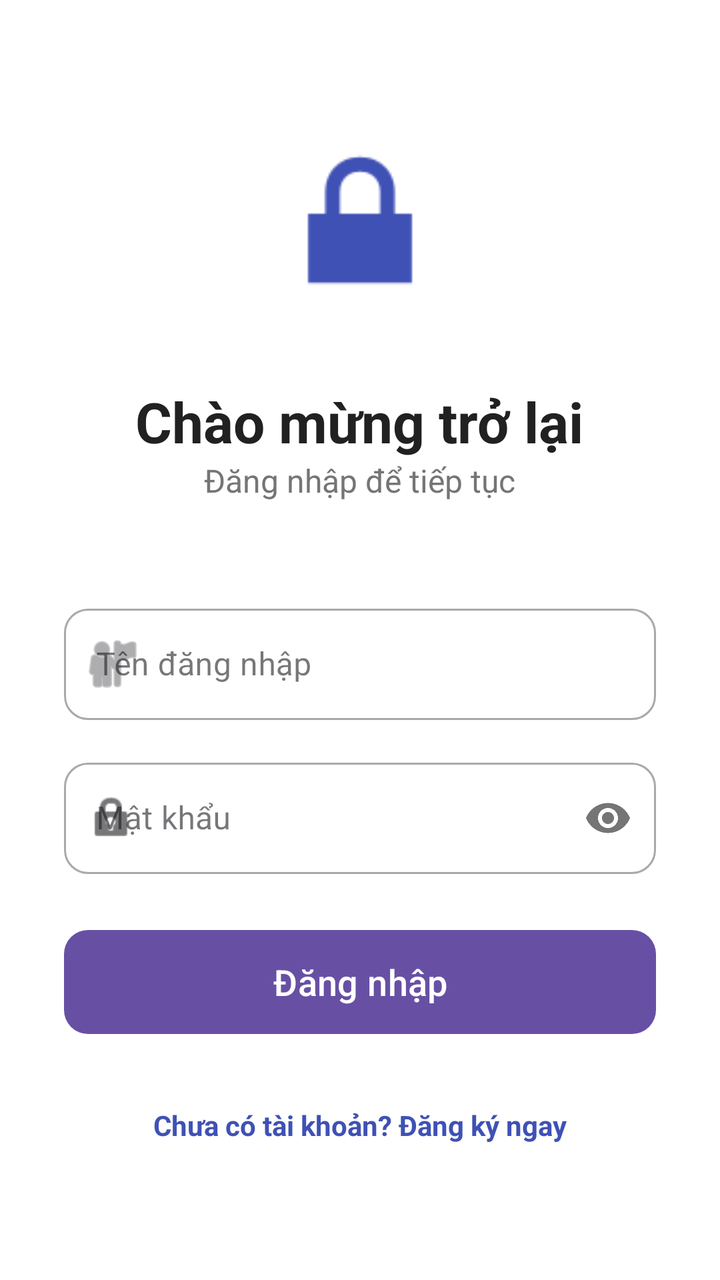
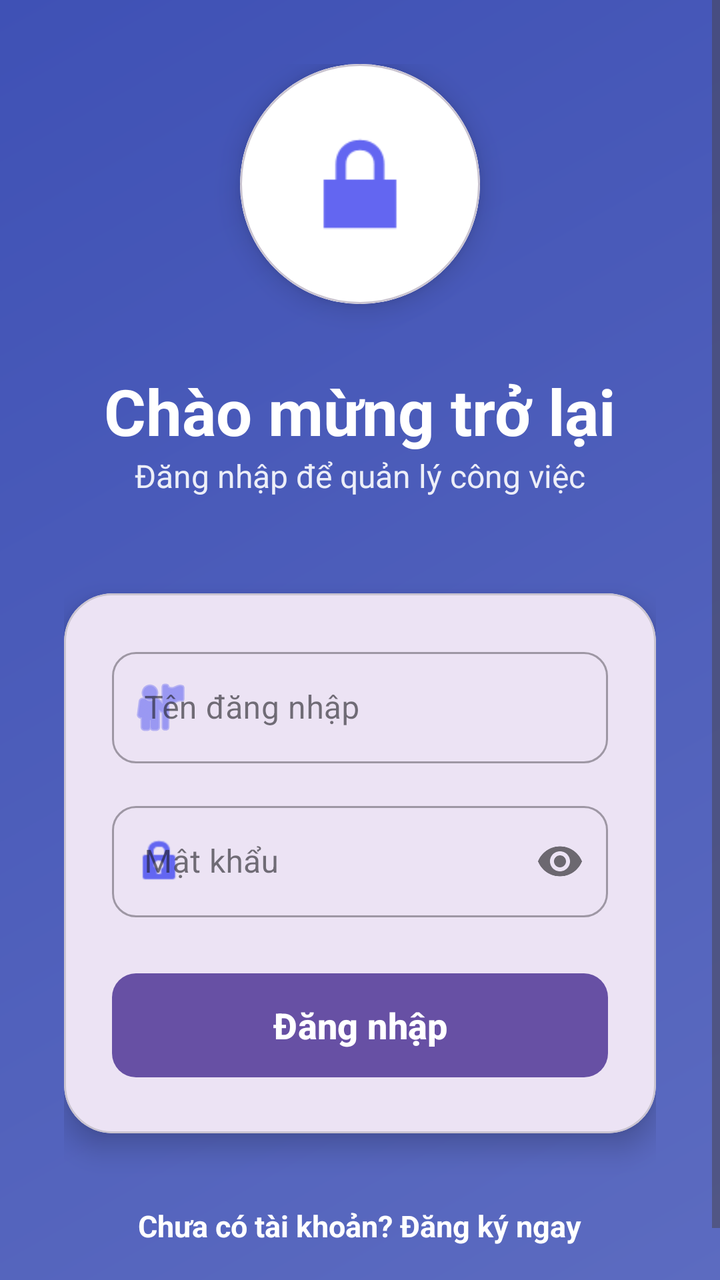

Two renders of the same Android screen: before a commit and after it. Below are the layout's source before the change and the commit's diff.
<!-- AndroidManifest.xml: application theme Theme.BTL -->
<!-- res/layout/activity_login.xml -->
<?xml version="1.0" encoding="utf-8"?>
<LinearLayout xmlns:android="http://schemas.android.com/apk/res/android"
    xmlns:app="http://schemas.android.com/apk/res-auto"
    android:layout_width="match_parent"
    android:layout_height="match_parent"
    android:background="#FFFFFF"
    android:gravity="center"
    android:orientation="vertical"
    android:padding="32dp">

    <ImageView
        android:layout_width="100dp"
        android:layout_height="100dp"
        android:layout_marginBottom="32dp"
        android:src="@android:drawable/ic_lock_lock"
        app:tint="#3F51B5" />

    <TextView
        android:layout_width="wrap_content"
        android:layout_height="wrap_content"
        android:text="Chào mừng trở lại"
        android:textColor="#212121"
        android:textSize="28sp"
        android:textStyle="bold" />

    <TextView
        android:layout_width="wrap_content"
        android:layout_height="wrap_content"
        android:layout_marginBottom="48dp"
        android:text="Đăng nhập để tiếp tục"
        android:textColor="#757575"
        android:textSize="16sp" />

    <com.google.android.material.textfield.TextInputLayout
        style="@style/Widget.MaterialComponents.TextInputLayout.OutlinedBox"
        android:layout_width="match_parent"
        android:layout_height="wrap_content"
        android:layout_marginBottom="16dp"
        android:hint="Tên đăng nhập"
        app:boxCornerRadiusBottomEnd="12dp"
        app:boxCornerRadiusBottomStart="12dp"
        app:boxCornerRadiusTopEnd="12dp"
        app:boxCornerRadiusTopStart="12dp"
        app:startIconDrawable="@android:drawable/ic_menu_myplaces">

        <com.google.android.material.textfield.TextInputEditText
            android:id="@+id/etUsername"
            android:layout_width="match_parent"
            android:layout_height="wrap_content"
            android:inputType="text" />
    </com.google.android.material.textfield.TextInputLayout>

    <com.google.android.material.textfield.TextInputLayout
        style="@style/Widget.MaterialComponents.TextInputLayout.OutlinedBox"
        android:layout_width="match_parent"
        android:layout_height="wrap_content"
        android:layout_marginBottom="24dp"
        android:hint="Mật khẩu"
        app:boxCornerRadiusBottomEnd="12dp"
        app:boxCornerRadiusBottomStart="12dp"
        app:boxCornerRadiusTopEnd="12dp"
        app:boxCornerRadiusTopStart="12dp"
        app:passwordToggleEnabled="true"
        app:startIconDrawable="@android:drawable/ic_lock_idle_lock">

        <com.google.android.material.textfield.TextInputEditText
            android:id="@+id/etPassword"
            android:layout_width="match_parent"
            android:layout_height="wrap_content"
            android:inputType="textPassword" />
    </com.google.android.material.textfield.TextInputLayout>

    <com.google.android.material.button.MaterialButton
        android:id="@+id/btnLogin"
        android:layout_width="match_parent"
        android:layout_height="60dp"
        android:text="Đăng nhập"
        android:textAllCaps="false"
        android:textSize="18sp"
        app:cornerRadius="12dp" />

    <TextView
        android:id="@+id/tvRegister"
        android:layout_width="wrap_content"
        android:layout_height="wrap_content"
        android:layout_marginTop="24dp"
        android:padding="8dp"
        android:text="Chưa có tài khoản? Đăng ký ngay"
        android:textColor="#3F51B5"
        android:textSize="14sp"
        android:textStyle="bold" />

</LinearLayout>
<!-- resources referenced by this layout -->
<resources>
  <style name="Theme.BTL" parent="Base.Theme.BTL" />
  <style name="Base.Theme.BTL" parent="Theme.Material3.DayNight.NoActionBar">
          
          
      </style>
</resources>

<!-- the commit's change to res/layout/activity_login.xml (unified diff, before → after) -->
@@ -1,93 +1,135 @@
 <?xml version="1.0" encoding="utf-8"?>
-<LinearLayout xmlns:android="http://schemas.android.com/apk/res/android"
+<ScrollView xmlns:android="http://schemas.android.com/apk/res/android"
     xmlns:app="http://schemas.android.com/apk/res-auto"
     android:layout_width="match_parent"
     android:layout_height="match_parent"
-    android:background="#FFFFFF"
-    android:gravity="center"
-    android:orientation="vertical"
-    android:padding="32dp">
+    android:background="@drawable/gradient_background"
+    android:fillViewport="true">
 
-    <ImageView
-        android:layout_width="100dp"
-        android:layout_height="100dp"
-        android:layout_marginBottom="32dp"
-        android:src="@android:drawable/ic_lock_lock"
-        app:tint="#3F51B5" />
-
-    <TextView
-        android:layout_width="wrap_content"
-        android:layout_height="wrap_content"
-        android:text="Chào mừng trở lại"
-        android:textColor="#212121"
-        android:textSize="28sp"
-        android:textStyle="bold" />
-
-    <TextView
-        android:layout_width="wrap_content"
-        android:layout_height="wrap_content"
-        android:layout_marginBottom="48dp"
-        android:text="Đăng nhập để tiếp tục"
-        android:textColor="#757575"
-        android:textSize="16sp" />
-
-    <com.google.android.material.textfield.TextInputLayout
-        style="@style/Widget.MaterialComponents.TextInputLayout.OutlinedBox"
+    <LinearLayout
         android:layout_width="match_parent"
         android:layout_height="wrap_content"
-        android:layout_marginBottom="16dp"
-        android:hint="Tên đăng nhập"
-        app:boxCornerRadiusBottomEnd="12dp"
-        app:boxCornerRadiusBottomStart="12dp"
-        app:boxCornerRadiusTopEnd="12dp"
-        app:boxCornerRadiusTopStart="12dp"
-        app:startIconDrawable="@android:drawable/ic_menu_myplaces">
+        android:gravity="center"
+        android:orientation="vertical"
+        android:padding="32dp">
 
-        <com.google.android.material.textfield.TextInputEditText
-            android:id="@+id/etUsername"
+        
+        <com.google.android.material.card.MaterialCardView
+            android:layout_width="120dp"
+            android:layout_height="120dp"
+            android:layout_marginBottom="32dp"
+            app:cardCornerRadius="60dp"
+            app:cardElevation="8dp">
+
+            <LinearLayout
+                android:layout_width="match_parent"
+                android:layout_height="match_parent"
+                android:background="@android:color/white"
+                android:gravity="center">
+
+                <ImageView
+                    android:layout_width="70dp"
+                    android:layout_height="70dp"
+                    android:src="@android:drawable/ic_lock_lock"
+                    app:tint="@color/primary" />
+            </LinearLayout>
+        </com.google.android.material.card.MaterialCardView>
+
+        
+        <TextView
+            android:layout_width="wrap_content"
+            android:layout_height="wrap_content"
+            android:text="Chào mừng trở lại"
+            android:textColor="@android:color/white"
+            android:textSize="32sp"
+            android:textStyle="bold" />
+
+        <TextView
+            android:layout_width="wrap_content"
+            android:layout_height="wrap_content"
+            android:layout_marginBottom="48dp"
+            android:text="Đăng nhập để quản lý công việc"
+            android:textColor="@android:color/white"
+            android:alpha="0.9"
+            android:textSize="16sp" />
+
+        
+        <com.google.android.material.card.MaterialCardView
             android:layout_width="match_parent"
             android:layout_height="wrap_content"
-            android:inputType="text" />
-    </com.google.android.material.textfield.TextInputLayout>
+            app:cardCornerRadius="24dp"
+            app:cardElevation="8dp">
 
-    <com.google.android.material.textfield.TextInputLayout
-        style="@style/Widget.MaterialComponents.TextInputLayout.OutlinedBox"
-        android:layout_width="match_parent"
-        android:layout_height="wrap_content"
-        android:layout_marginBottom="24dp"
-        android:hint="Mật khẩu"
-        app:boxCornerRadiusBottomEnd="12dp"
-        app:boxCornerRadiusBottomStart="12dp"
-        app:boxCornerRadiusTopEnd="12dp"
-        app:boxCornerRadiusTopStart="12dp"
-        app:passwordToggleEnabled="true"
-        app:startIconDrawable="@android:drawable/ic_lock_idle_lock">
+            <LinearLayout
+                android:layout_width="match_parent"
+                android:layout_height="wrap_content"
+                android:orientation="vertical"
+                android:padding="24dp">
 
-        <com.google.android.material.textfield.TextInputEditText
-            android:id="@+id/etPassword"
-            android:layout_width="match_parent"
+                <com.google.android.material.textfield.TextInputLayout
+                    style="@style/Widget.MaterialComponents.TextInputLayout.OutlinedBox"
+                    android:layout_width="match_parent"
+                    android:layout_height="wrap_content"
+                    android:layout_marginBottom="16dp"
+                    android:hint="Tên đăng nhập"
+                    app:boxCornerRadiusBottomEnd="12dp"
+                    app:boxCornerRadiusBottomStart="12dp"
+                    app:boxCornerRadiusTopEnd="12dp"
+                    app:boxCornerRadiusTopStart="12dp"
+                    app:startIconDrawable="@android:drawable/ic_menu_myplaces"
+                    app:startIconTint="@color/primary">
+
+                    <com.google.android.material.textfield.TextInputEditText
+                        android:id="@+id/etUsername"
+                        android:layout_width="match_parent"
+                        android:layout_height="wrap_content"
+                        android:inputType="text" />
+                </com.google.android.material.textfield.TextInputLayout>
+
+                <com.google.android.material.textfield.TextInputLayout
+                    style="@style/Widget.MaterialComponents.TextInputLayout.OutlinedBox"
+                    android:layout_width="match_parent"
+                    android:layout_height="wrap_content"
+                    android:layout_marginBottom="24dp"
+                    android:hint="Mật khẩu"
+                    app:boxCornerRadiusBottomEnd="12dp"
+                    app:boxCornerRadiusBottomStart="12dp"
+                    app:boxCornerRadiusTopEnd="12dp"
+                    app:boxCornerRadiusTopStart="12dp"
+                    app:passwordToggleEnabled="true"
+                    app:startIconDrawable="@android:drawable/ic_lock_idle_lock"
+                    app:startIconTint="@color/primary">
+
+                    <com.google.android.material.textfield.TextInputEditText
+                        android:id="@+id/etPassword"
+                        android:layout_width="match_parent"
+                        android:layout_height="wrap_content"
+                        android:inputType="textPassword" />
+                </com.google.android.material.textfield.TextInputLayout>
+
+                <com.google.android.material.button.MaterialButton
+                    android:id="@+id/btnLogin"
+                    android:layout_width="match_parent"
+                    android:layout_height="60dp"
+                    android:text="Đăng nhập"
+                    android:textAllCaps="false"
+                    android:textSize="18sp"
+                    android:textStyle="bold"
+                    app:cornerRadius="12dp" />
+
+            </LinearLayout>
+        </com.google.android.material.card.MaterialCardView>
+
+        <TextView
+            android:id="@+id/tvRegister"
+            android:layout_width="wrap_content"
             android:layout_height="wrap_content"
-            android:inputType="textPassword" />
-    </com.google.android.material.textfield.TextInputLayout>
+            android:layout_marginTop="24dp"
+            android:padding="12dp"
+            android:text="Chưa có tài khoản? Đăng ký ngay"
+            android:textColor="@android:color/white"
+            android:textSize="15sp"
+            android:textStyle="bold" />
 
-    <com.google.android.material.button.MaterialButton
-        android:id="@+id/btnLogin"
-        android:layout_width="match_parent"
-        android:layout_height="60dp"
-        android:text="Đăng nhập"
-        android:textAllCaps="false"
-        android:textSize="18sp"
-        app:cornerRadius="12dp" />
-
-    <TextView
-        android:id="@+id/tvRegister"
-        android:layout_width="wrap_content"
-        android:layout_height="wrap_content"
-        android:layout_marginTop="24dp"
-        android:padding="8dp"
-        android:text="Chưa có tài khoản? Đăng ký ngay"
-        android:textColor="#3F51B5"
-        android:textSize="14sp"
-        android:textStyle="bold" />
-
-</LinearLayout>
+    </LinearLayout>
+</ScrollView>
<!-- resource entries referenced after the edit -->
@@ -1,5 +1,15 @@
 <!-- resources referenced by this layout -->
 <resources>
+  <color name="primary">#6366F1</color>
+  <!-- drawable gradient_background (drawable) -->
+  <?xml version="1.0" encoding="utf-8"?>
+  <shape xmlns:android="http://schemas.android.com/apk/res/android">
+      <gradient
+          android:angle="135"
+          android:endColor="#3F51B5"
+          android:startColor="#5C6BC0"
+          android:type="linear" />
+  </shape>
   <style name="Theme.BTL" parent="Base.Theme.BTL" />
   <style name="Base.Theme.BTL" parent="Theme.Material3.DayNight.NoActionBar">
           
